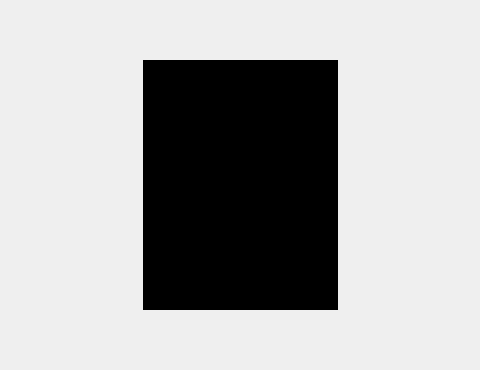
Above: mainwindow.ui from COOLIRON2311/azart-p before the change; both pictures show x 108 to 588 and y 150 to 520 of the 770 by 989 pixel window. Below: the same form after it.
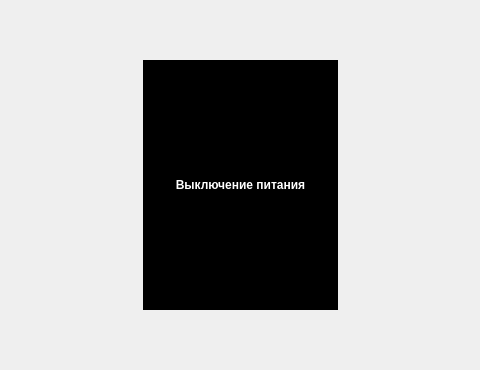
That is the form after the change. The open tabs and pages were chosen to show the change. Icons and pictures are not drawn.

Commit message: shutdowning has been improved

Diff of the .ui file:
```diff
--- a/mainwindow.ui
+++ b/mainwindow.ui
@@ -548,6 +548,33 @@
        <property name="styleSheet">
         <string notr="true">background: black;</string>
        </property>
+       <layout class="QVBoxLayout" name="verticalLayout_62">
+        <item>
+         <widget class="QLabel" name="label_107">
+          <property name="sizePolicy">
+           <sizepolicy hsizetype="Preferred" vsizetype="Fixed">
+            <horstretch>0</horstretch>
+            <verstretch>0</verstretch>
+           </sizepolicy>
+          </property>
+          <property name="font">
+           <font>
+            <weight>75</weight>
+            <bold>true</bold>
+           </font>
+          </property>
+          <property name="styleSheet">
+           <string notr="true">color: white;</string>
+          </property>
+          <property name="text">
+           <string>Выключение питания</string>
+          </property>
+          <property name="alignment">
+           <set>Qt::AlignCenter</set>
+          </property>
+         </widget>
+        </item>
+       </layout>
       </widget>
       <widget class="QWidget" name="IR_PRD_page"/>
       <widget class="QWidget" name="IR_PRM_page"/>
```
Left out of the diff: 6 changed lines with no effect on the pictures. The commit also changes 1 other file.
